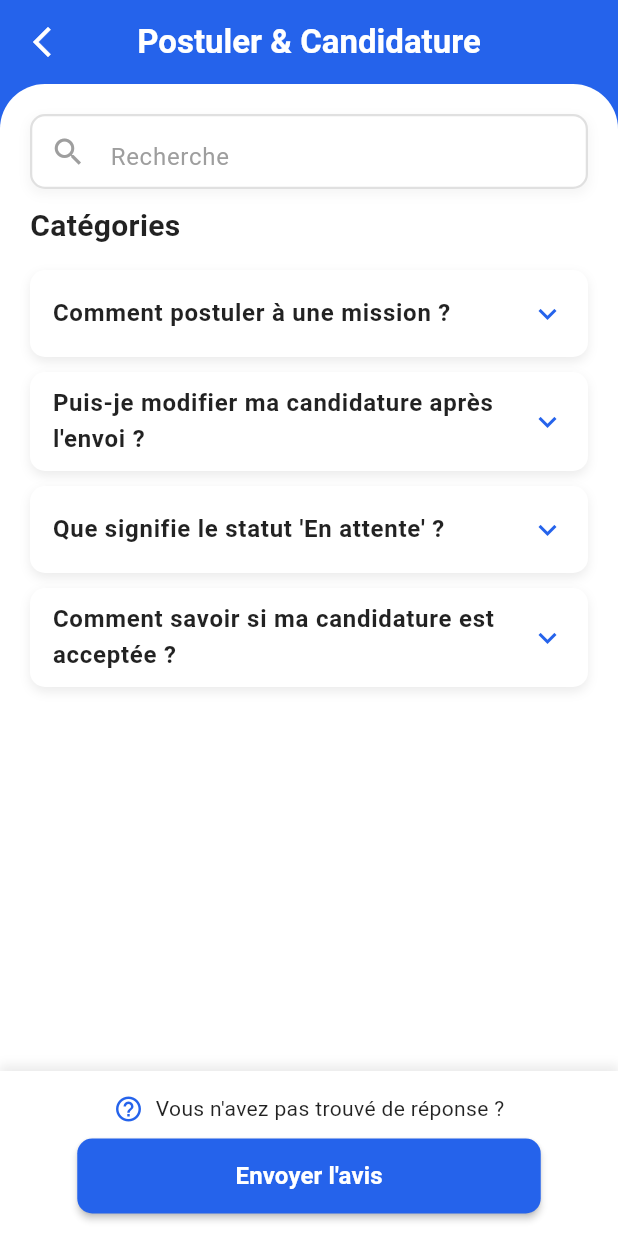
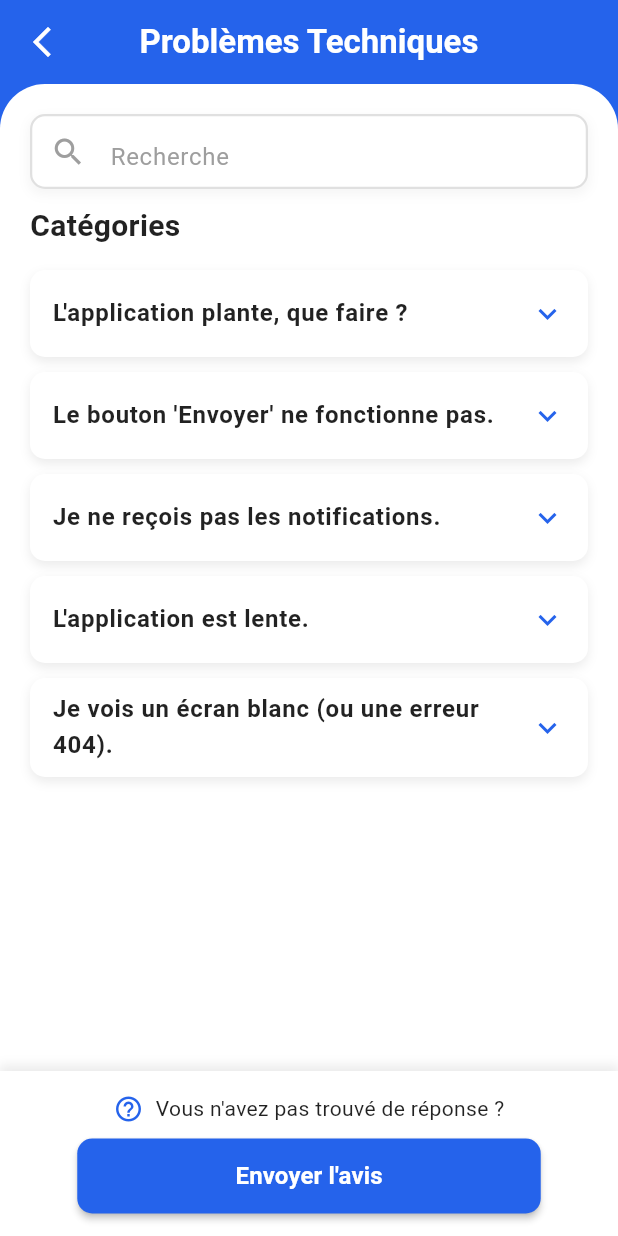
Before and after one commit to Tji-Teliman/tji_teliman_mobile, a Flutter app: the screen it shows after launch, on a phone screen of 412 x 824 dp. Run offline on Flutter 3.47's test engine with Material 3 defaults, Android fonts, the phone set to English and light mode, and no system bars; our stand-ins replace google_fonts, google_maps_flutter.

Commit message:
feat: ajout de la page faq_probleme_technique

```diff
--- a/lib/main.dart
+++ b/lib/main.dart
@@ -4,6 +4,7 @@ import 'package:tji_teliman_mobile/screens/screens_jeunes/centre_aide.dart';
 import 'package:tji_teliman_mobile/screens/screens_jeunes/contacter_nous.dart';
 import 'package:tji_teliman_mobile/screens/screens_jeunes/faq_compte_profil.dart';
 import 'package:tji_teliman_mobile/screens/screens_jeunes/faq_paiement.dart';
+import 'package:tji_teliman_mobile/screens/screens_jeunes/faq_probleme_technique.dart';
 import 'package:tji_teliman_mobile/screens/screens_jeunes/faq_security.dart';
 import 'package:tji_teliman_mobile/screens/screens_jeunes/historique_litige.dart';
 import 'package:tji_teliman_mobile/screens/screens_jeunes/historique_paiement.dart';
@@ -42,7 +43,7 @@ class MyApp extends StatelessWidget {
         useMaterial3: true,
       ),
       // L'écran de démarrage est défini ici
-      home: const PostulerEtCandidature(),
+      home: const FaqProblemeTechnique(),
       debugShowCheckedModeBanner: false,
     );
   }
--- /dev/null
+++ b/lib/screens/screens_jeunes/faq_probleme_technique.dart
@@ -0,0 +1,282 @@
+import 'package:flutter/material.dart';
+
+class FaqProblemeTechnique extends StatelessWidget {
+  const FaqProblemeTechnique({super.key});
+
+  @override
+  Widget build(BuildContext context) {
+    return MaterialApp(
+      title: 'FAQ Problèmes Techniques',
+      theme: ThemeData(
+        primarySwatch: Colors.blue,
+        useMaterial3: true,
+      ),
+      home: const FaqTechnicalScreen(),
+      debugShowCheckedModeBanner: false,
+    );
+  }
+}
+
+// Définition des couleurs personnalisées
+const Color customBlue = Color(0xFF2563EB); // Bleu foncé de la barre d'App et boutons
+const Color lightBlueButton = Color(0xFFE3F2FD); // Couleur de fond pour les cartes
+
+// Modèle pour les questions/réponses FAQ
+class FaqItem {
+  final String question;
+  final String answer;
+
+  const FaqItem({required this.question, required this.answer});
+}
+
+class FaqTechnicalScreen extends StatelessWidget {
+  const FaqTechnicalScreen({super.key});
+
+  // Données spécifiques à la FAQ Problèmes Techniques
+  final List<FaqItem> faqItems = const [
+    FaqItem(
+      question: "L'application plante, que faire ?",
+      answer: "Si l'application plante, essayez de la redémarrer. Si le problème persiste, vérifiez si des mises à jour sont disponibles ou contactez directement le support technique.",
+    ),
+    FaqItem(
+      question: "Le bouton 'Envoyer' ne fonctionne pas.",
+      answer: "Assurez-vous d'avoir rempli tous les champs obligatoires du formulaire (ils sont souvent marqués d'un astérisque *). Si ce problème persiste, redémarrez l'application et réessayez.",
+    ),
+    FaqItem(
+      question: "Je ne reçois pas les notifications.",
+      answer: "Vérifiez les paramètres de notification de votre téléphone pour l'application. Assurez-vous également que votre mode 'Ne pas déranger' est désactivé.",
+    ),
+    FaqItem(
+      question: "L'application est lente.",
+      answer: "Vérifiez votre connexion internet (Wi-Fi ou données mobiles). Si la connexion est bonne, essayez de vider le cache de l'application via les paramètres de votre téléphone.",
+    ),
+    FaqItem(
+      question: "Je vois un écran blanc (ou une erreur 404).",
+      answer: "Cela est généralement un problème temporaire de connexion. Fermez l'application, vérifiez votre réseau, et réouvrez-la. Si l'erreur persiste, contactez le support.",
+    ),
+  ];
+
+  @override
+  Widget build(BuildContext context) {
+    return Scaffold(
+      backgroundColor: customBlue,
+      appBar: AppBar(
+        backgroundColor: customBlue,
+        elevation: 0,
+        leading: IconButton(
+          icon: const Icon(Icons.arrow_back_ios_new, color: Colors.white),
+          onPressed: () {
+            // Logique de retour
+          },
+        ),
+        title: const Text(
+          'Problèmes Techniques',
+          style: TextStyle(color: Colors.white, fontWeight: FontWeight.w600),
+        ),
+        centerTitle: true,
+      ),
+
+      body: Column(
+        children: <Widget>[
+          Expanded(
+            child: Container(
+              width: double.infinity,
+              decoration: const BoxDecoration(
+                color: Colors.white,
+                borderRadius: BorderRadius.vertical(top: Radius.circular(30.0)),
+              ),
+              child: Stack(
+                children: [
+                  SingleChildScrollView(
+                    padding: const EdgeInsets.fromLTRB(20.0, 80.0, 20.0, 20.0), // Padding pour laisser l'espace à la barre de recherche
+                    child: Column(
+                      crossAxisAlignment: CrossAxisAlignment.start,
+                      children: <Widget>[
+                        const Text(
+                          'Catégories',
+                          style: TextStyle(
+                            fontWeight: FontWeight.bold,
+                            fontSize: 20,
+                            color: Colors.black87,
+                          ),
+                        ),
+                        const SizedBox(height: 15),
+
+                        // --- Liste des questions/réponses FAQ ---
+                        // Enveloppé dans un Theme pour supprimer les séparateurs de l'ExpansionTile
+                        Theme(
+                          data: Theme.of(context).copyWith(
+                            dividerColor: Colors.transparent, // Méthode pour enlever la ligne de séparation
+                          ),
+                          child: Column(
+                            children: faqItems.map((item) {
+                              return FaqExpansionTile(faqItem: item);
+                            }).toList(),
+                          ),
+                        ),
+
+                        const SizedBox(height: 100), // Espace pour le bouton en bas
+                      ],
+                    ),
+                  ),
+
+                  // --- Barre de Recherche (positionnée en haut) ---
+                  Positioned(
+                    top: 20,
+                    left: 20,
+                    right: 20,
+                    child: Container(
+                      height: 50,
+                      decoration: BoxDecoration(
+                        color: Colors.white, // Fond blanc
+                        borderRadius: BorderRadius.circular(10.0), // Coins arrondis
+                        border: Border.all(color: Colors.grey.shade300, width: 1.5), // Bordure légère
+                        boxShadow: [ // Ombre pour l'effet "joli"
+                          BoxShadow(
+                            color: Colors.grey.withOpacity(0.1),
+                            spreadRadius: 1,
+                            blurRadius: 5,
+                            offset: const Offset(0, 3),
+                          ),
+                        ],
+                      ),
+                      child: const TextField(
+                        decoration: InputDecoration(
+                          hintText: 'Recherche',
+                          hintStyle: TextStyle(color: Colors.grey),
+                          prefixIcon: Icon(Icons.search, color: Colors.grey),
+                          // Suppression du trait/bordure lors du focus
+                          border: InputBorder.none,
+                          focusedBorder: InputBorder.none,
+                          enabledBorder: InputBorder.none,
+                          errorBorder: InputBorder.none,
+                          disabledBorder: InputBorder.none,
+                          contentPadding: EdgeInsets.only(top: 15),
+                        ),
+                        style: TextStyle(fontSize: 16),
+                      ),
+                    ),
+                  ),
+                ],
+              ),
+            ),
+          ),
+
+          // --- Bouton en bas de l'écran (Sticky Footer) ---
+          Container(
+            padding: const EdgeInsets.symmetric(horizontal: 20.0, vertical: 15.0),
+            decoration: BoxDecoration(
+              color: Colors.white,
+              boxShadow: [
+                BoxShadow(
+                  color: Colors.grey.withOpacity(0.2),
+                  spreadRadius: 1,
+                  blurRadius: 5,
+                  offset: const Offset(0, -3),
+                ),
+              ],
+            ),
+            child: Column(
+              children: [
+                Row(
+                  mainAxisAlignment: MainAxisAlignment.center,
+                  children: [
+                    Icon(Icons.help_outline, color: customBlue, size: 20),
+                    const SizedBox(width: 8),
+                    const Text(
+                      "Vous n'avez pas trouvé de réponse ?",
+                      style: TextStyle(fontSize: 14, color: Colors.black87),
+                    ),
+                  ],
+                ),
+                const SizedBox(height: 10),
+                // Centrage et réduction de la largeur du bouton
+                Center(
+                  child: SizedBox(
+                    width: MediaQuery.of(context).size.width * 0.75, // Réduit à 75% de la largeur de l'écran
+                    child: ElevatedButton(
+                      onPressed: () {
+                        ScaffoldMessenger.of(context).showSnackBar(
+                          const SnackBar(content: Text("Ouverture du formulaire pour Envoyer l'avis"))
+                        );
+                      },
+                      style: ElevatedButton.styleFrom(
+                        backgroundColor: customBlue,
+                        minimumSize: const Size(double.infinity, 50),
+                        shape: RoundedRectangleBorder(borderRadius: BorderRadius.circular(10)),
+                        elevation: 2,
+                      ),
+                      child: const Text(
+                        "Envoyer l'avis",
+                        style: TextStyle(color: Colors.white, fontWeight: FontWeight.bold, fontSize: 16),
+                      ),
+                    ),
+                  ),
+                ),
+              ],
+            ),
+          ),
+        ],
+      ),
+    );
+  }
+}
+
+// Widget de question/réponse avec ExpansionTile
+class FaqExpansionTile extends StatelessWidget {
+  final FaqItem faqItem;
+
+  const FaqExpansionTile({super.key, required this.faqItem});
+
+  @override
+  Widget build(BuildContext context) {
+    // Le Container englobant permet d'ajouter le style de carte
+    return Container(
+      margin: const EdgeInsets.only(bottom: 10),
+      decoration: BoxDecoration(
+        color: Colors.white,
+        borderRadius: BorderRadius.circular(10),
+        boxShadow: [
+          BoxShadow(
+            // Ombre plus visible pour compenser l'absence de bordure
+            color: Colors.grey.withOpacity(0.2),
+            spreadRadius: 0, // Ajustement pour une ombre plus douce
+            blurRadius: 5,
+            offset: const Offset(0, 3),
+          ),
+        ],
+      ),
+      child: ExpansionTile(
+        tilePadding: const EdgeInsets.symmetric(horizontal: 15, vertical: 0),
+        childrenPadding: const EdgeInsets.symmetric(horizontal: 15).copyWith(bottom: 15),
+
+        // Titre (Question)
+        title: Text(
+          faqItem.question,
+          style: const TextStyle(
+            fontWeight: FontWeight.w600,
+            fontSize: 16,
+            color: Colors.black87,
+          ),
+        ),
+
+        // Icône de l'ExpansionTile (flèche Haut/Bas)
+        iconColor: customBlue,
+        collapsedIconColor: customBlue,
+
+        // Contenu (Réponse)
+        children: <Widget>[
+          Text(
+            faqItem.answer,
+            style: TextStyle(
+              fontSize: 14,
+              color: Colors.grey.shade700,
+              height: 1.5,
+            ),
+            textAlign: TextAlign.justify, // Permet d'aligner le texte des réponses pour une meilleure lisibilité
+          ),
+        ],
+      ),
+    );
+  }
+}
```
